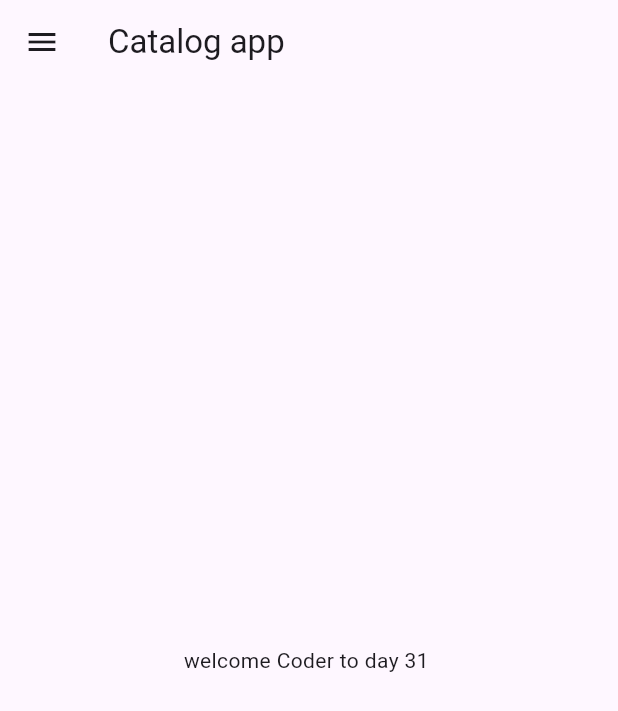
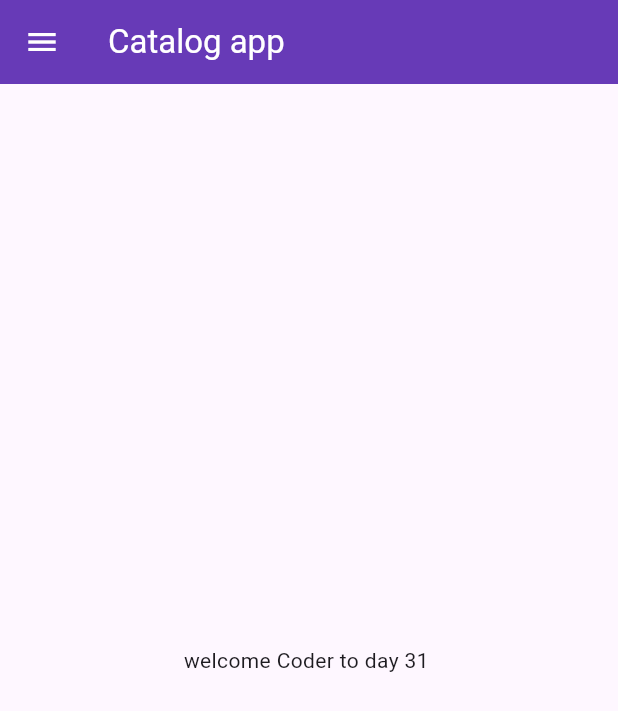
Before and after one commit to ayush18064/30-days-of-flutter, a Flutter app: the screen it shows after launch, on a phone screen of 412 x 824 dp. Shown: the top 711 px of the screen. Run offline on Flutter 3.47's test engine with Material 3 defaults, Android fonts, the phone set to English and light mode, and no system bars.

Commit message:
day3 completed

```diff
--- a/lib/main.dart
+++ b/lib/main.dart
@@ -1,5 +1,6 @@
 import 'package:flutter/material.dart';
-import 'package:play/home_page.dart';
+import 'package:play/pages/home_page.dart';
+import 'package:play/pages/login_page.dart';
 
 void main() {
   runApp(MyApp());
@@ -9,7 +10,13 @@ class MyApp extends StatelessWidget {
   @override
   Widget build(BuildContext context) {
     return MaterialApp(
-      home: Homepage(),
+      themeMode: ThemeMode.light,
+      initialRoute: "/home",
+      routes: {
+        "/": (context) => LoginPage(),
+        "/login": (context) => const LoginPage(),
+        "/home": (context) => Homepage(),
+      },
     );
   }
 }
--- a/lib/home_page.dart
+++ b/lib/pages/home_page.dart
@@ -8,7 +8,9 @@ class Homepage extends StatelessWidget {
 
     return Scaffold(
       appBar: AppBar(
-        title: Text("Catalog app"),
+        title: const Text("Catalog app"),
+        backgroundColor: Colors.deepPurple,
+        foregroundColor: Colors.white,
       ),
       body: Center(
         child: Container(
```
Also changed, not shown: lib/pages/login_page.dart (added, +21 -0 lines).
